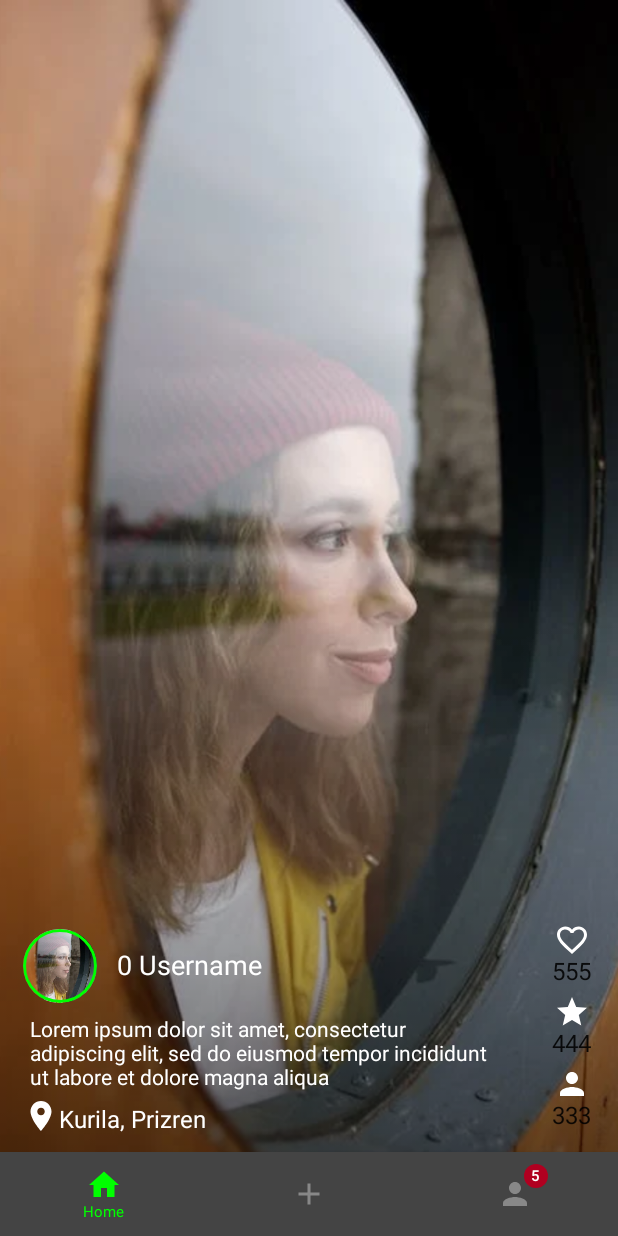
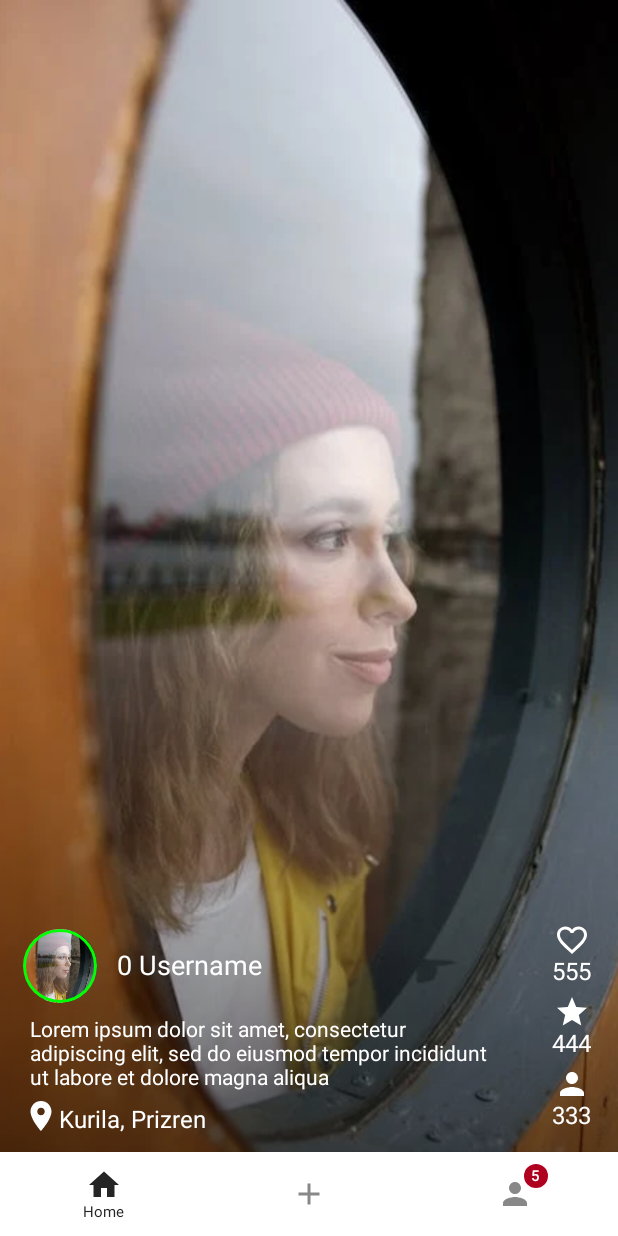
Before and after one commit to FatiGurqiti/Fedra, an Android app built with Jetpack Compose: the screen it shows after launch (MainActivity), on a phone screen of 412 x 824 dp. Run offline under Robolectric (Android 15) with nearby library versions, the phone set to English and light mode, and no system bars; 1 statement that could not run was skipped.

Commit message:
Change colors accordingly to theme

```diff
--- a/app/src/main/java/com/fdev/fedra/ui/navigation/BottomNavigationBar.kt
+++ b/app/src/main/java/com/fdev/fedra/ui/navigation/BottomNavigationBar.kt
@@ -1,5 +1,6 @@
 package com.fdev.fedra.ui.navigation
 
+import androidx.compose.foundation.background
 import androidx.compose.foundation.layout.Column
 import androidx.compose.material.*
 import androidx.compose.runtime.Composable
@@ -30,8 +31,9 @@ fun BottomNavigationBar(
         items.forEach {
             val selected = it.route == backStackEntry.value?.destination?.route
             BottomNavigationItem(
+                modifier = Modifier.background(MaterialTheme.colors.background),
                 selected = selected,
-                selectedContentColor = Color.Green,
+                selectedContentColor = MaterialTheme.colors.surface,
                 unselectedContentColor = Color.Gray,
                 onClick = { onClickEvent(it) },
                 icon = {
--- a/app/src/main/java/com/fdev/fedra/ui/screens/HomeScreen.kt
+++ b/app/src/main/java/com/fdev/fedra/ui/screens/HomeScreen.kt
@@ -83,7 +83,7 @@ fun HomeScreen() {
                     .fillMaxHeight(.8f)
                     .padding(5.dp)
             ) {
-                items(25) {
+                items(3) {
                     ListItem(text = { Text("Item $it") }, icon = {
                         Icon(
                             Icons.Default.AccountBox, contentDescription = "Localized description"
@@ -95,22 +95,27 @@ fun HomeScreen() {
             Column(
                 modifier = Modifier
                     .padding(5.dp)
-                    .fillMaxWidth(),
-                horizontalAlignment = Alignment.CenterHorizontally
+                    .fillMaxWidth()
+                    .fillMaxHeight(0.7f),
+                horizontalAlignment = Alignment.CenterHorizontally,
+                verticalArrangement = Arrangement.Center
             ) {
                 var commentText by remember { mutableStateOf(TextFieldValue("")) }
                 OutlinedTextField(
-                    modifier = Modifier
-                        .fillMaxWidth(0.9f)
-                        .border(
-                            color = Color.White, width = 1.dp, shape = RoundedCornerShape(12.dp)
-                        ),
+                    modifier = Modifier.fillMaxWidth(0.9f),
                     shape = RoundedCornerShape(12.dp),
+                    colors = TextFieldDefaults.textFieldColors(
+                        textColor = MaterialTheme.colors.secondary,
+                        backgroundColor = Color.Transparent,
+                        focusedIndicatorColor = MaterialTheme.colors.primary,
+                        unfocusedIndicatorColor = MaterialTheme.colors.primary
+                    ),
                     trailingIcon = {
                         IconButton(onClick = {
-                            Toast.makeText(context,"${commentText.text}", Toast.LENGTH_SHORT).show()
+                            Toast.makeText(context, "${commentText.text}", Toast.LENGTH_SHORT)
+                                .show()
                         }) {
-                            Icon(Icons.Filled.Send, "", tint = MaterialTheme.colors.secondary)
+                            Icon(Icons.Filled.Send, "", tint = MaterialTheme.colors.primary)
                         }
                     },
                     value = commentText,
@@ -121,7 +126,7 @@ fun HomeScreen() {
 
                     )
             }
-            Spacer(modifier = Modifier.fillMaxHeight(2f))
+            Spacer(modifier = Modifier.fillMaxHeight(0.8f))
         },
     ) {
         VerticalPager(userScrollEnabled = sheetState.isCollapsed,
@@ -256,7 +261,7 @@ fun InteractionButtons(scope: CoroutineScope, sheetState: BottomSheetState) {
                     tint = if (isLiked) Color.Red else Color.White,
                     contentDescription = null,
                 )
-                Text(text = "555")
+                Text(text = "555", color = Color.White)
             }
         }
 
@@ -270,7 +275,7 @@ fun InteractionButtons(scope: CoroutineScope, sheetState: BottomSheetState) {
                 Icon(
                     imageVector = Icons.Filled.Star, tint = Color.White, contentDescription = null
                 )
-                Text(text = "444")
+                Text(text = "444", color = Color.White)
             }
         }
 
@@ -284,7 +289,7 @@ fun InteractionButtons(scope: CoroutineScope, sheetState: BottomSheetState) {
                 Icon(
                     imageVector = Icons.Filled.Person, tint = Color.White, contentDescription = null
                 )
-                Text(text = "333")
+                Text(text = "333", color = Color.White)
             }
         }
 
--- a/app/src/main/java/com/fdev/fedra/ui/theme/Theme.kt
+++ b/app/src/main/java/com/fdev/fedra/ui/theme/Theme.kt
@@ -11,13 +11,15 @@ private val DarkColorPalette = darkColors(
     primary = Color.Black,
     secondary = Color.White,
     background = Color.DarkGray,
+    surface = Color.Green,
     primaryVariant = Purple700
 )
 
 private val LightColorPalette = lightColors(
     primary = Color.White,
     secondary = Color.Black,
-    background = Color.LightGray,
+    background = Color.White,
+    surface = Color(0xFF252525),
     primaryVariant = Purple700
 
     /* Other default colors to override
```
Also changed, not shown: app/src/main/java/com/fdev/fedra/MainActivity.kt (+6 -2 lines).
